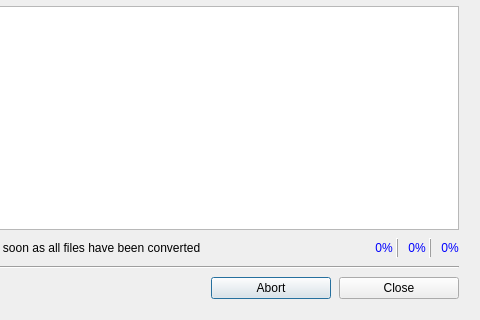
This is gui/ProcessingDialog.ui in lordmulder/LameXP as Qt 5 draws it before an edit; both pictures show x 183 to 663 and y 134 to 454 of the 663 by 454 pixel window. The edited form follows.
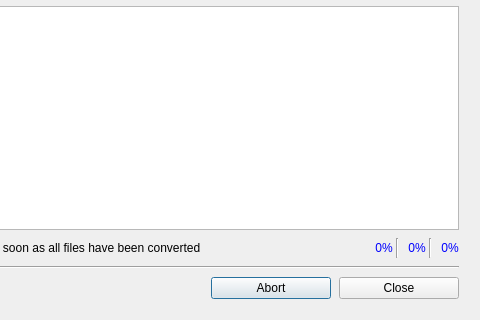
This is the edited form. Icons and pictures are not drawn.

What changed in the file:
```diff
--- a/gui/ProcessingDialog.ui
+++ b/gui/ProcessingDialog.ui
@@ -416,7 +416,7 @@
             <enum>QFrame::VLine</enum>
            </property>
            <property name="frameShadow">
-            <enum>QFrame::Raised</enum>
+            <enum>QFrame::Sunken</enum>
            </property>
           </widget>
          </item>
@@ -495,7 +495,7 @@
             <enum>QFrame::VLine</enum>
            </property>
            <property name="frameShadow">
-            <enum>QFrame::Raised</enum>
+            <enum>QFrame::Sunken</enum>
            </property>
           </widget>
          </item>
```
